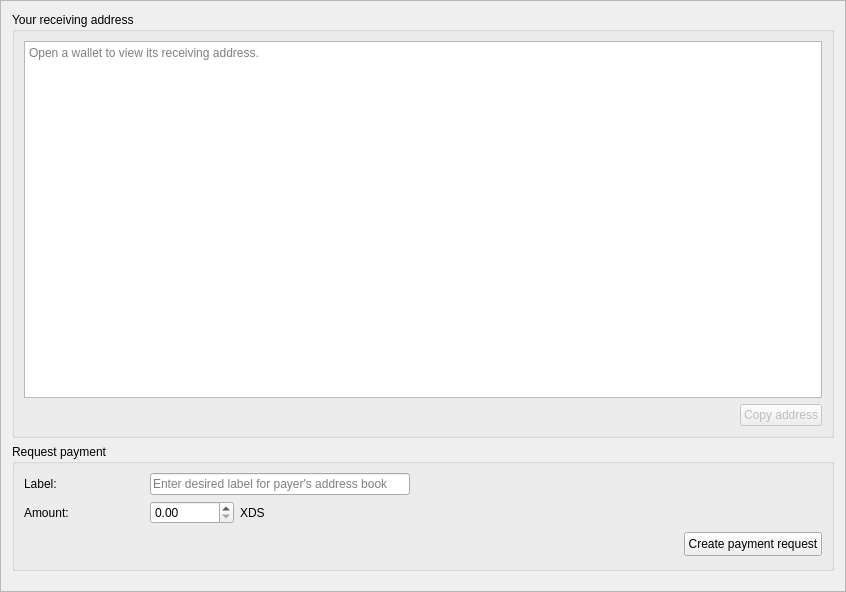
Old version of the form src/gui/ui/receiveframe.ui in the repository discretecoin/discrete-wallet.
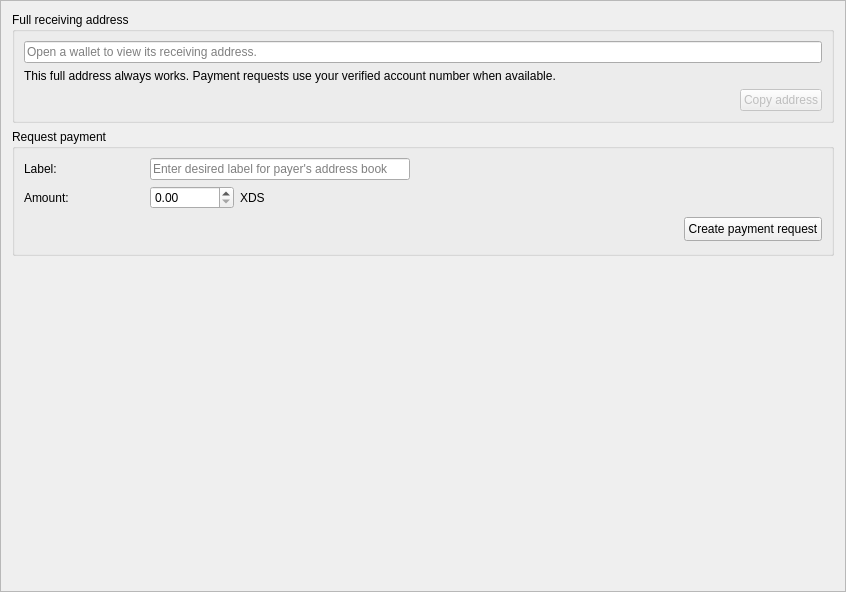
New version of the form. Icons and pictures are not drawn.

Patch:
```diff
--- a/src/gui/ui/receiveframe.ui
+++ b/src/gui/ui/receiveframe.ui
@@ -19,27 +19,27 @@
   <property name="frameShadow">
    <enum>QFrame::Shadow::Raised</enum>
   </property>
-  <layout class="QVBoxLayout" name="verticalLayout" stretch="1,0">
+  <layout class="QVBoxLayout" name="verticalLayout" stretch="0,0,1">
    <item>
     <widget class="QGroupBox" name="m_addressGroup">
      <property name="sizePolicy">
-      <sizepolicy hsizetype="Expanding" vsizetype="Expanding">
-       <horstretch>0</horstretch>
-       <verstretch>1</verstretch>
+       <sizepolicy hsizetype="Expanding" vsizetype="Maximum">
+        <horstretch>0</horstretch>
+        <verstretch>0</verstretch>
       </sizepolicy>
      </property>
      <property name="minimumSize">
       <size>
        <width>0</width>
-       <height>260</height>
+        <height>0</height>
       </size>
      </property>
      <property name="title">
-      <string>Your receiving address</string>
+       <string>Full receiving address</string>
      </property>
      <layout class="QVBoxLayout" name="addressLayout">
       <item>
-       <widget class="QPlainTextEdit" name="m_addressText">
+        <widget class="QLineEdit" name="m_addressText">
         <property name="toolTip">
          <string>Your full wallet address</string>
         </property>
@@ -49,8 +49,18 @@
         <property name="placeholderText">
          <string>Open a wallet to view its receiving address.</string>
         </property>
-       </widget>
-      </item>
+        </widget>
+       </item>
+       <item>
+        <widget class="QLabel" name="m_addressHintLabel">
+         <property name="text">
+          <string>This full address always works. Payment requests use your verified account number when available.</string>
+         </property>
+         <property name="wordWrap">
+          <bool>true</bool>
+         </property>
+        </widget>
+       </item>
       <item>
        <layout class="QHBoxLayout" name="addressActionsLayout">
         <item>
@@ -302,6 +312,19 @@
      </layout>
     </widget>
    </item>
+   <item>
+    <spacer name="receiveContentSpacer">
+     <property name="orientation">
+      <enum>Qt::Orientation::Vertical</enum>
+     </property>
+     <property name="sizeHint" stdset="0">
+      <size>
+       <width>20</width>
+       <height>40</height>
+      </size>
+     </property>
+    </spacer>
+   </item>
   </layout>
  </widget>
  <tabstops>
```
